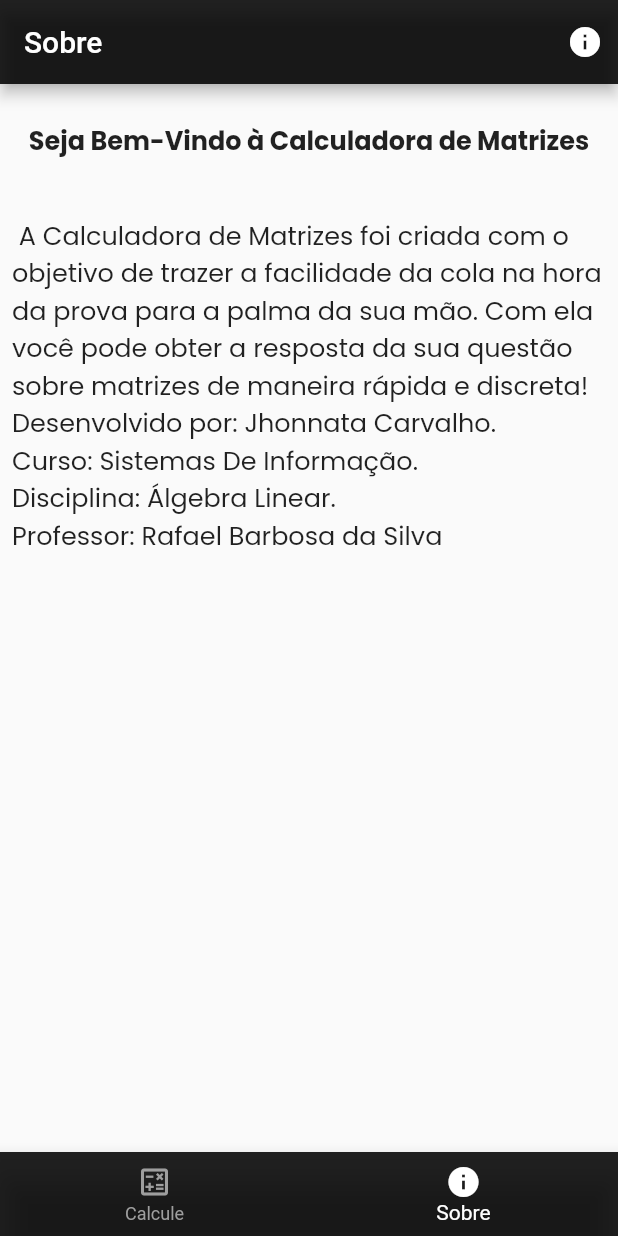
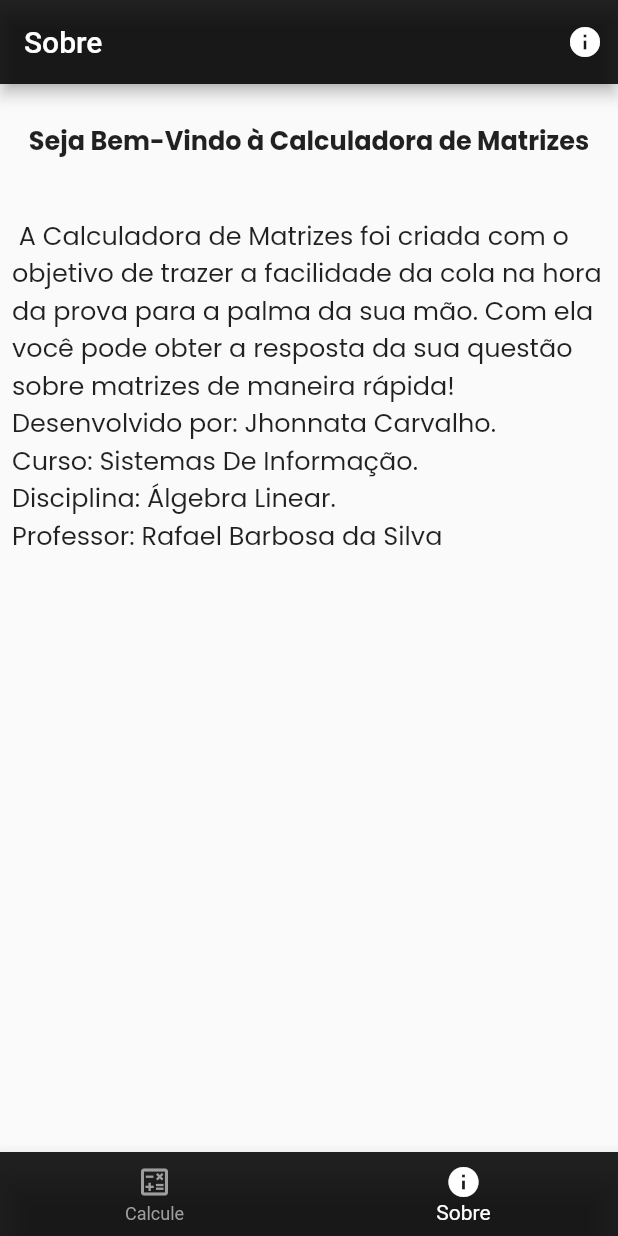
Before and after one commit to JhonnataC/app_calculadora_matrizes, a Flutter app: the screen it shows after launch, item 2 of the bottom bar chosen, on a phone screen of 412 x 824 dp. Run offline on Flutter 3.47's test engine with Material 2 defaults, Android fonts, the phone set to English and light mode, and no system bars.

Commit message:
Alterei o texto da página sobre

```diff
--- a/lib/SobrePage.dart
+++ b/lib/SobrePage.dart
@@ -36,7 +36,7 @@ class _SobrePageState extends State<SobrePage> {
           Padding(
             padding: EdgeInsets.all(8.0),
             child: Text(
-              ' A Calculadora de Matrizes foi criada com o objetivo de trazer a facilidade da cola na hora da prova para a palma da sua mão. Com ela você pode obter a resposta da sua questão sobre matrizes de maneira rápida e discreta!\nDesenvolvido por: Jhonnata Carvalho.\nCurso: Sistemas De Informação.\nDisciplina: Álgebra Linear.\nProfessor: Rafael Barbosa da Silva',
+              ' A Calculadora de Matrizes foi criada com o objetivo de trazer a facilidade da cola na hora da prova para a palma da sua mão. Com ela você pode obter a resposta da sua questão sobre matrizes de maneira rápida! \nDesenvolvido por: Jhonnata Carvalho.\nCurso: Sistemas De Informação.\nDisciplina: Álgebra Linear.\nProfessor: Rafael Barbosa da Silva',
               style: TextStyle(
                 color: Colors.black87,
                 fontSize: 17,
```
